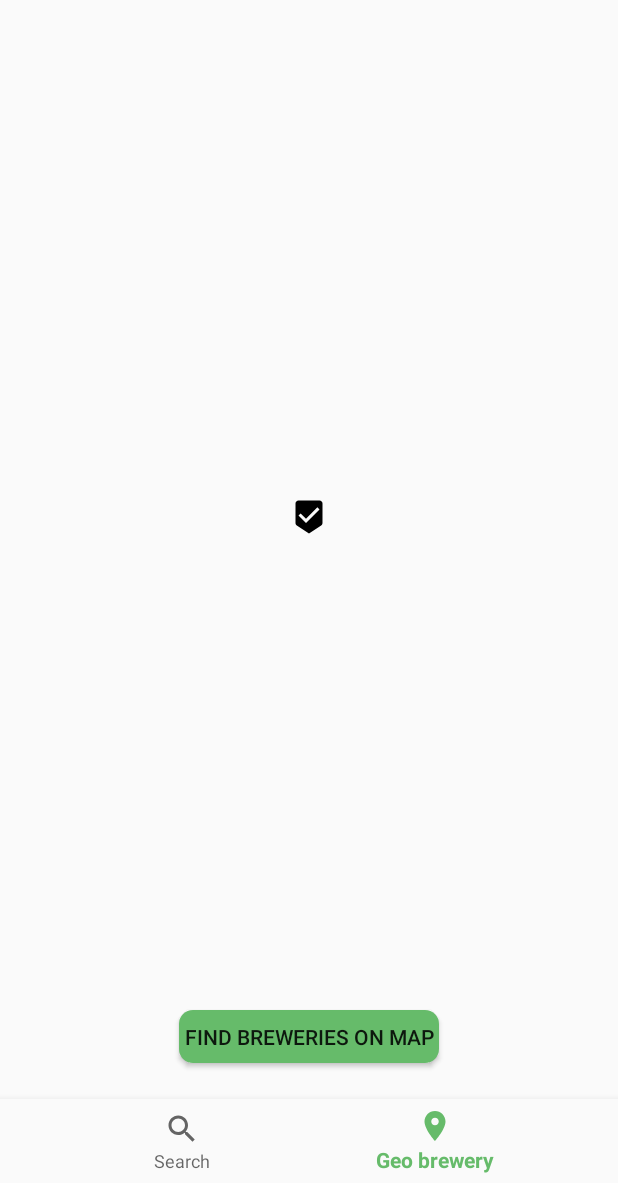
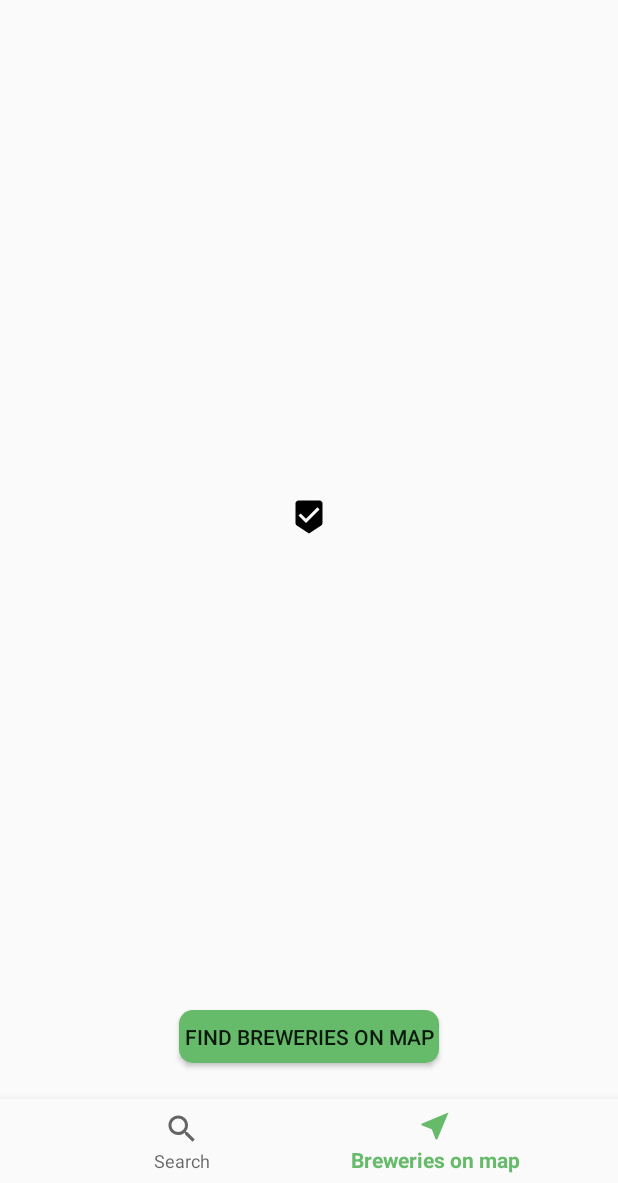
Before and after one commit to Krobys/FoamyCool, an Android app: the screen it shows after launch (MainActivity), item 2 of the bottom bar chosen, on a phone screen of 412 x 824 dp, the part 53-1236 px from its top. Run offline under Robolectric (Android 15) with nearby library versions, the phone set to English and light mode, and no system bars; our stand-ins replace RxJava; libraries missing offline, so code that uses them is left out: com.jakewharton.rxbinding3; pictures from the network do not load; 3 statements that could not run were skipped.

Commit message:
main task complete

```diff
--- /dev/null
+++ b/app/src/main/res/drawable/ic_near_me_black_24dp.xml
@@ -0,0 +1,9 @@
+<vector xmlns:android="http://schemas.android.com/apk/res/android"
+        android:width="24dp"
+        android:height="24dp"
+        android:viewportWidth="24.0"
+        android:viewportHeight="24.0">
+    <path
+        android:fillColor="#FF000000"
+        android:pathData="M21,3L3,10.53v0.98l6.84,2.65L12.48,21h0.98L21,3z"/>
+</vector>
--- a/app/src/main/res/menu/bottom_nav_menu.xml
+++ b/app/src/main/res/menu/bottom_nav_menu.xml
@@ -8,7 +8,7 @@
 
     <item
         android:id="@+id/navigation_search_brewery"
-        android:icon="@drawable/ic_location_on_black_24dp"
-        android:title="Geo brewery" />
+        android:icon="@drawable/ic_near_me_black_24dp"
+        android:title="Breweries on map" />
 
 </menu>
```
